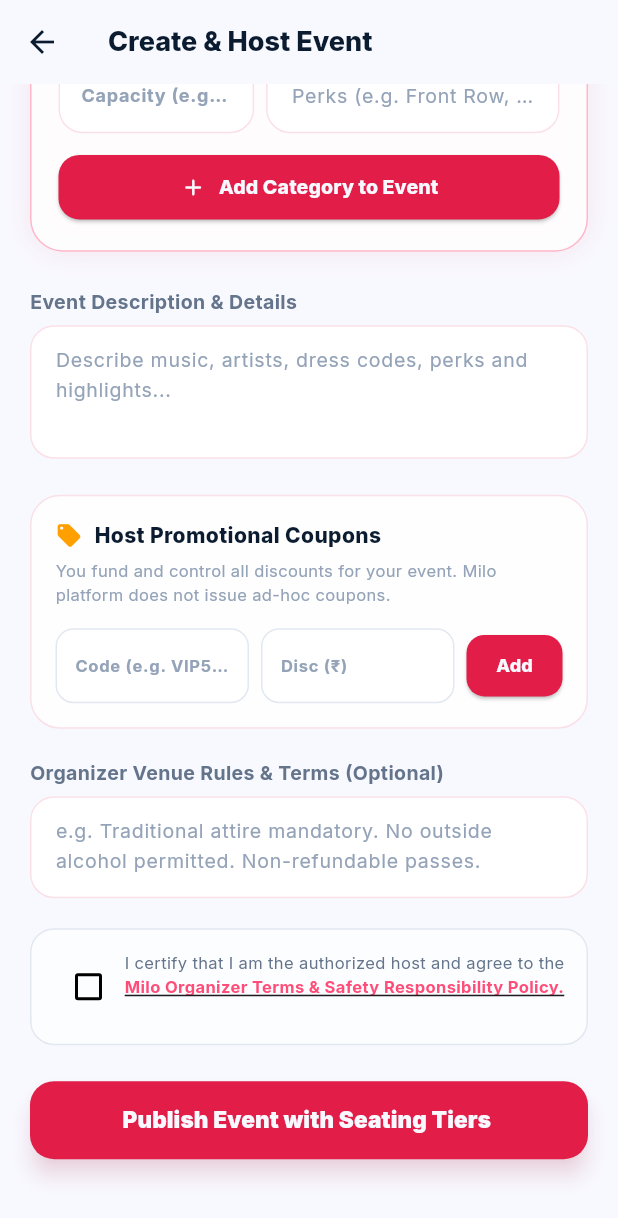
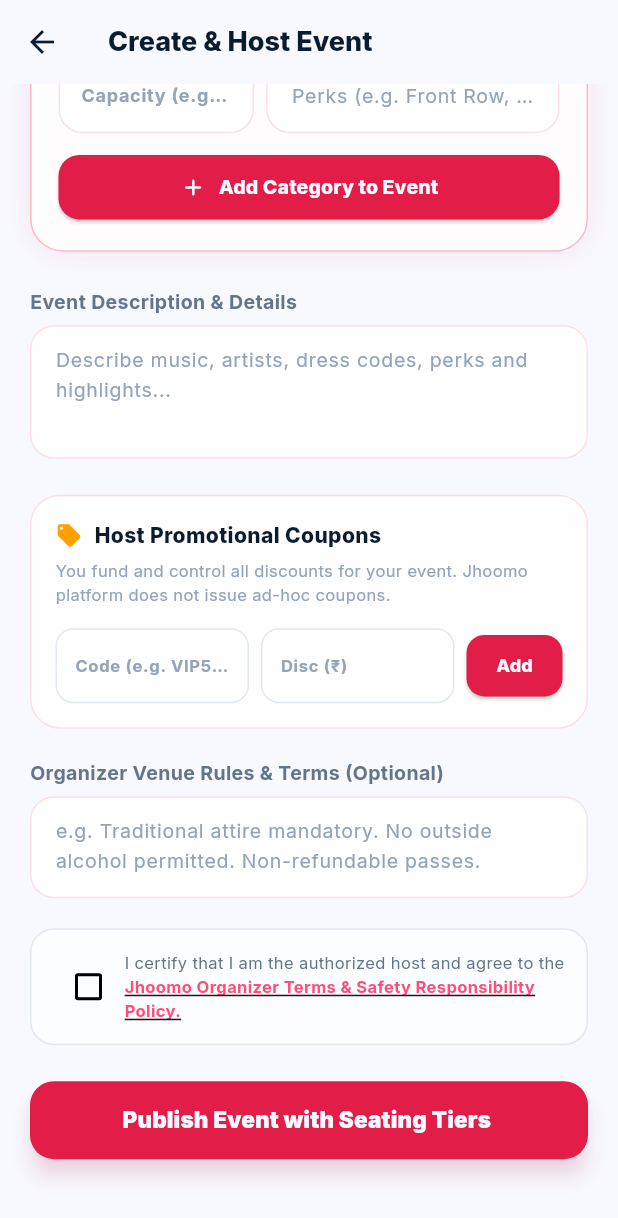
Before and after one commit to shyamchaturvedi/JHOOMO, a Flutter app: the CreateEventScreen screen opened directly, scrolled down 1152 dp, on a phone screen of 412 x 824 dp. Shown: the top 1218 px of the screen. Run offline on Flutter 3.47's test engine with Material 3 defaults, Android fonts, the phone set to English and light mode, and no system bars; our stand-ins replace app_links, cloud_firestore, firebase_auth, firebase_core, firebase_messaging, flutter_secure_storage and 6 more; missing offline and left inert: firebase_app_check, mobile_scanner, razorpay_flutter; accounts and stored records are empty.

Commit message:
fix(branding): purge BMS and BookMyShow references from all UI text and badges

```diff
--- a/mobile/lib/screens/event_details_screen.dart
+++ b/mobile/lib/screens/event_details_screen.dart
@@ -640,7 +640,7 @@ class _EventDetailsScreenState extends State<EventDetailsScreen> {
                     SnackBar(
                       backgroundColor: MiloColors.bgSurface,
                       content: Text(
-                        '✨ Milo Event Shared: "Hey! Let\'s attend ${event.title} at ${event.venue}. Meet up with the squad on Milo: ${MiloConfig.eventLink(event.id)}" 🎟️',
+                        '✨ Jhoomo Event Shared: "Hey! Let\'s attend ${event.title} at ${event.venue}. Meet up with the squad on Jhoomo: ${MiloConfig.eventLink(event.id)}" 🎟️',
                         style: GoogleFonts.inter(color: MiloColors.primaryLight),
                       ),
                     ),
@@ -700,7 +700,7 @@ class _EventDetailsScreenState extends State<EventDetailsScreen> {
                                 children: [
                                   const Icon(Icons.verified_rounded, color: MiloColors.emerald, size: 12),
                                   const SizedBox(width: 4),
-                                  Text('BMS Certified Partner', style: GoogleFonts.inter(color: MiloColors.emerald, fontSize: 10, fontWeight: FontWeight.w700)),
+                                  Text('JHOOMO Verified Partner', style: GoogleFonts.inter(color: MiloColors.emerald, fontSize: 10, fontWeight: FontWeight.w700)),
                                 ],
                               ),
                             ),
@@ -1012,7 +1012,7 @@ class _EventDetailsScreenState extends State<EventDetailsScreen> {
                         const SizedBox(width: 10),
                         Expanded(
                           child: Text(
-                            'Automatic 30-Min Alert: Milo will notify you with the Google Maps route 30 mins before showtime! 🔔',
+                            'Automatic 30-Min Alert: Jhoomo will notify you with the Google Maps route 30 mins before showtime! 🔔',
                             style: GoogleFonts.inter(color: MiloColors.textSecondary, fontSize: 11, height: 1.3),
                           ),
                         ),
@@ -1526,7 +1526,7 @@ class _EventDetailsScreenState extends State<EventDetailsScreen> {
                         Text(
                           event.customTermsAndConditions.isNotEmpty
                               ? event.customTermsAndConditions
-                              : '1. Entry strictly with Milo digital M-Ticket QR pass.\n2. Organizer reserves right of admission.\n3. Passes are non-refundable except in official event cancellations.\n4. Age restrictions and security checks apply at venue entrance.',
+                              : '1. Entry strictly with JHOOMO digital M-Ticket QR pass.\n2. Organizer reserves right of admission.\n3. Passes are non-refundable except in official event cancellations.\n4. Age restrictions and security checks apply at venue entrance.',
                           style: GoogleFonts.inter(color: MiloColors.textSecondary, fontSize: 12, height: 1.5),
                         ),
                       ],
--- a/mobile/lib/screens/organizer/create_event_screen.dart
+++ b/mobile/lib/screens/organizer/create_event_screen.dart
@@ -66,11 +66,6 @@ class _CreateEventScreenState extends State<CreateEventScreen> {
 
  final List<OrganizerCoupon> _organizerCoupons = [];
 
-  // Creator & Affiliate Automation Settings
-  bool _enableAffiliateProgram = true;
-  bool _autoApproveCreators = true; // Auto-accept all creators so organizer doesn't need to approve repeatedly
-  final _affiliateDiscountCtrl = TextEditingController(text: '5'); // Default ₹5 or ₹20 set by host
-  final _affiliateCommissionCtrl = TextEditingController(text: '50'); // e.g. ₹50 commission per ticket
 
  final List<String> _categories = [
  'Dandiya/Garba',
@@ -297,7 +292,7 @@ class _CreateEventScreenState extends State<CreateEventScreen> {
  ),
  const SizedBox(height: 2),
  Text(
- 'Milo will automatically send push notifications with live Google Maps route directions to all attendees 30 mins before start time.',
+  'Jhoomo will automatically send push notifications with live Google Maps route directions to all attendees 30 mins before start time.',
  style: GoogleFonts.inter(color: MiloColors.textSecondary, fontSize: 11, height: 1.3),
  ),
  ],
@@ -330,7 +325,7 @@ class _CreateEventScreenState extends State<CreateEventScreen> {
  const Icon(Icons.event_seat_rounded, color: MiloColors.primaryLight, size: 20),
  const SizedBox(width: 8),
  Text(
- 'Seat & Tier Pricing (BMS Style)',
+ 'Seat & Tier Pricing',
  style: GoogleFonts.inter(fontSize: 15, fontWeight: FontWeight.w800, color: MiloColors.textPrimary),
  ),
  ],
@@ -521,7 +516,7 @@ class _CreateEventScreenState extends State<CreateEventScreen> {
  ),
  const SizedBox(height: 6),
  Text(
- 'You fund and control all discounts for your event. Milo platform does not issue ad-hoc coupons.',
+ 'You fund and control all discounts for your event. Jhoomo platform does not issue ad-hoc coupons.',
  style: GoogleFonts.inter(color: MiloColors.textMuted, fontSize: 11),
  ),
  const SizedBox(height: 14),
@@ -650,7 +645,7 @@ class _CreateEventScreenState extends State<CreateEventScreen> {
  style: GoogleFonts.inter(color: MiloColors.textSecondary, fontSize: 11),
  children: [
  TextSpan(
- text: 'Milo Organizer Terms & Safety Responsibility Policy.',
+  text: 'Jhoomo Organizer Terms & Safety Responsibility Policy.',
  style: GoogleFonts.inter(color: MiloColors.primaryLight, fontWeight: FontWeight.w700, decoration: TextDecoration.underline),
  ),
  ],
@@ -720,7 +715,7 @@ class _CreateEventScreenState extends State<CreateEventScreen> {
  final venue = _venueCtrl.text.trim();
  final description = _descCtrl.text.trim().isNotEmpty
  ? _descCtrl.text.trim()
- : 'Exclusive event hosted on Milo platform. Complete seating & category management by organizer.';
+ : 'Exclusive event hosted on Jhoomo platform. Complete seating & category management by organizer.';
  final organizerName =
  MiloSessionService.currentUserName.isNotEmpty ? MiloSessionService.currentUserName : 'Self-Hosted Event';
  final tierMaps = _customTicketTiers
@@ -799,7 +794,7 @@ class _CreateEventScreenState extends State<CreateEventScreen> {
  ScaffoldMessenger.of(context).showSnackBar(
  SnackBar(
  backgroundColor: MiloColors.bgSurface,
- content: Text('Could not reach Milo servers — event saved on this device only. Please retry later.',
+ content: Text('Could not reach Jhoomo servers — event saved on this device only. Please retry later.',
  style: GoogleFonts.inter(color: MiloColors.rose, fontWeight: FontWeight.w700)),
  ),
  );
```
Also changed, not shown: 1 other file.
